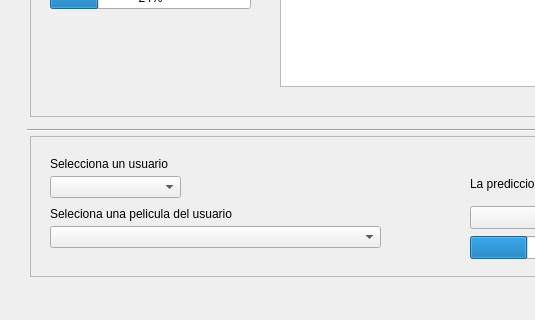
Old version of the form interfaz.ui in the repository javirg1005/Recomendador_SI; both pictures show x 0 to 535 and y 244 to 564 of the 763 by 564 pixel window.
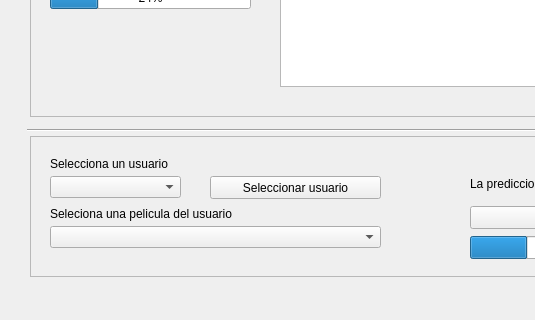
New version of the form.

```diff
--- a/interfaz.ui
+++ b/interfaz.ui
@@ -235,6 +235,19 @@
       <number>24</number>
      </property>
     </widget>
+    <widget class="QPushButton" name="btn_selec_usu">
+     <property name="geometry">
+      <rect>
+       <x>180</x>
+       <y>40</y>
+       <width>171</width>
+       <height>23</height>
+      </rect>
+     </property>
+     <property name="text">
+      <string>Seleccionar usuario</string>
+     </property>
+    </widget>
    </widget>
    <widget class="Line" name="line">
     <property name="geometry">
```
